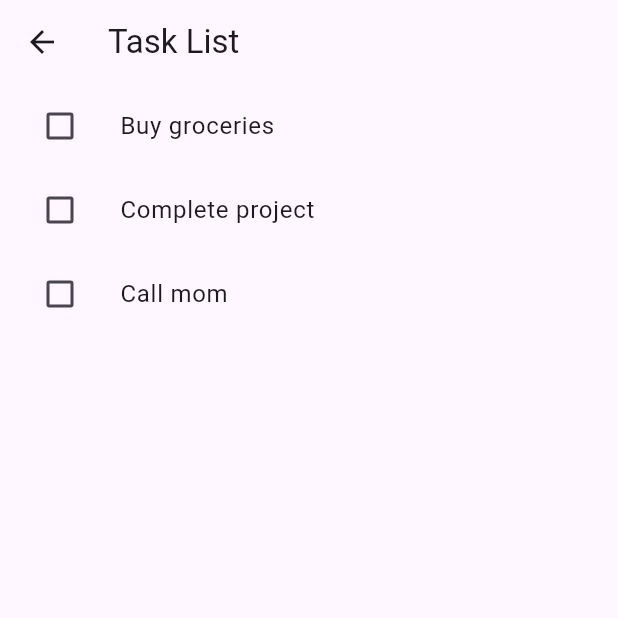
After one commit to alamalam1999/todo_aplikasi, a Flutter app: the TaskListScreen screen opened directly, on a phone screen of 412 x 824 dp, the top half of it. The commit adds this screen. Run offline on Flutter 3.47's test engine with Material 3 defaults, Android fonts, the phone set to English and light mode, and no system bars; our stand-ins replace lottie, sqflite; accounts and stored records are empty.

Commit message:
add feture delete selected

```diff
--- /dev/null
+++ b/lib/test_code.dart
@@ -0,0 +1,90 @@
+import 'package:flutter/material.dart';
+import 'package:sqflite/sqflite.dart';
+
+class Task {
+  final int id;
+  final String title;
+
+  Task({required this.id, required this.title});
+}
+
+class TaskListScreen extends StatefulWidget {
+  @override
+  _TaskListScreenState createState() => _TaskListScreenState();
+}
+
+class _TaskListScreenState extends State<TaskListScreen> {
+  List<Task> tasks = [
+    Task(id: 1, title: 'Buy groceries'),
+    Task(id: 2, title: 'Complete project'),
+    Task(id: 3, title: 'Call mom'),
+  ];
+
+  Set<int> selectedTaskIds = {};
+
+  Future<Database> openMyDatabase() async {
+    return openDatabase(
+      'tasks.db',
+      version: 1,
+      onCreate: (db, version) {
+        db.execute(
+          'CREATE TABLE todoList (id INTEGER PRIMARY KEY, title TEXT)',
+        );
+      },
+    );
+  }
+
+  Future<void> deleteAllSelectedTasks() async {
+    final db = await openMyDatabase();
+    final idPlaceholders = selectedTaskIds.map((_) => '?').join(',');
+    await db.delete(
+      'todoList',
+      where: 'id IN ($idPlaceholders)',
+      whereArgs: selectedTaskIds.toList(),
+    );
+
+    setState(() {
+      tasks.removeWhere((task) => selectedTaskIds.contains(task.id));
+      selectedTaskIds.clear();
+    });
+  }
+
+  @override
+  Widget build(BuildContext context) {
+    return Scaffold(
+      appBar: AppBar(
+        title: Text('Task List'),
+        actions: [
+          if (selectedTaskIds.isNotEmpty)
+            IconButton(
+              icon: Icon(Icons.delete),
+              onPressed: deleteAllSelectedTasks,
+            ),
+        ],
+      ),
+      body: ListView.builder(
+        itemCount: tasks.length,
+        itemBuilder: (context, index) {
+          final task = tasks[index];
+          final isSelected = selectedTaskIds.contains(task.id);
+
+          return ListTile(
+            title: Text(task.title),
+            leading: Checkbox(
+              value: isSelected,
+              onChanged: (value) {
+                setState(() {
+                  if (value == true) {
+                    selectedTaskIds.add(task.id);
+                  } else {
+                    selectedTaskIds.remove(task.id);
+                  }
+                });
+              },
+            ),
+          );
+        },
+      ),
+    );
+  }
+}
```
Also changed, not shown: lib/main.dart (+24 -7 lines).
